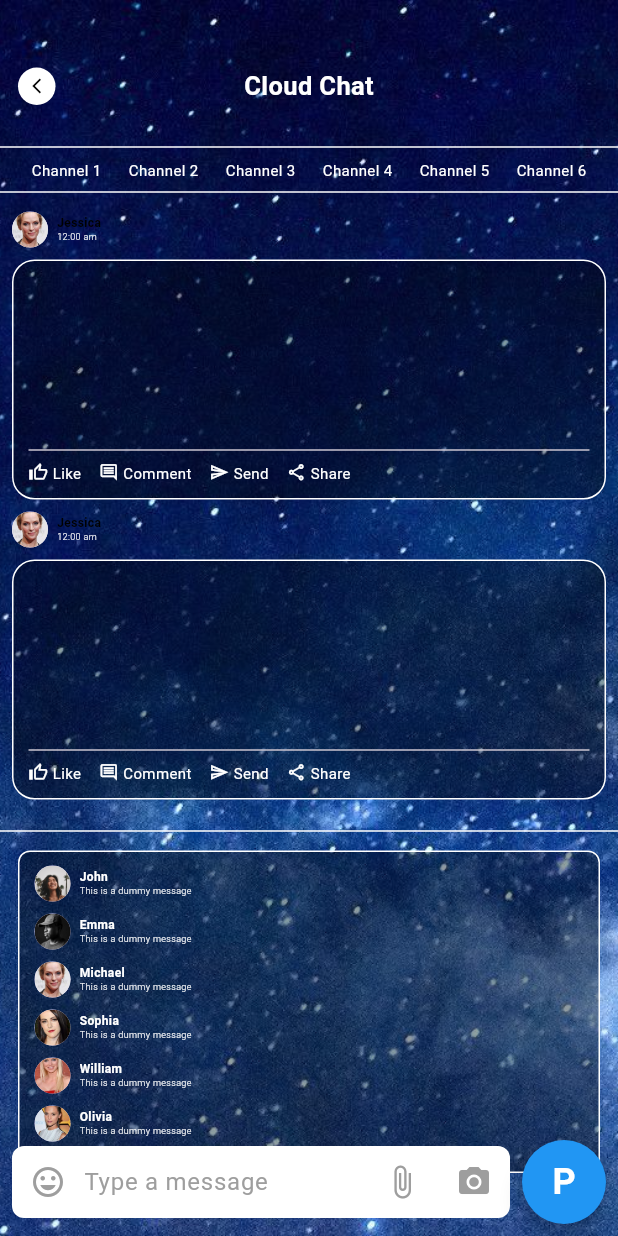
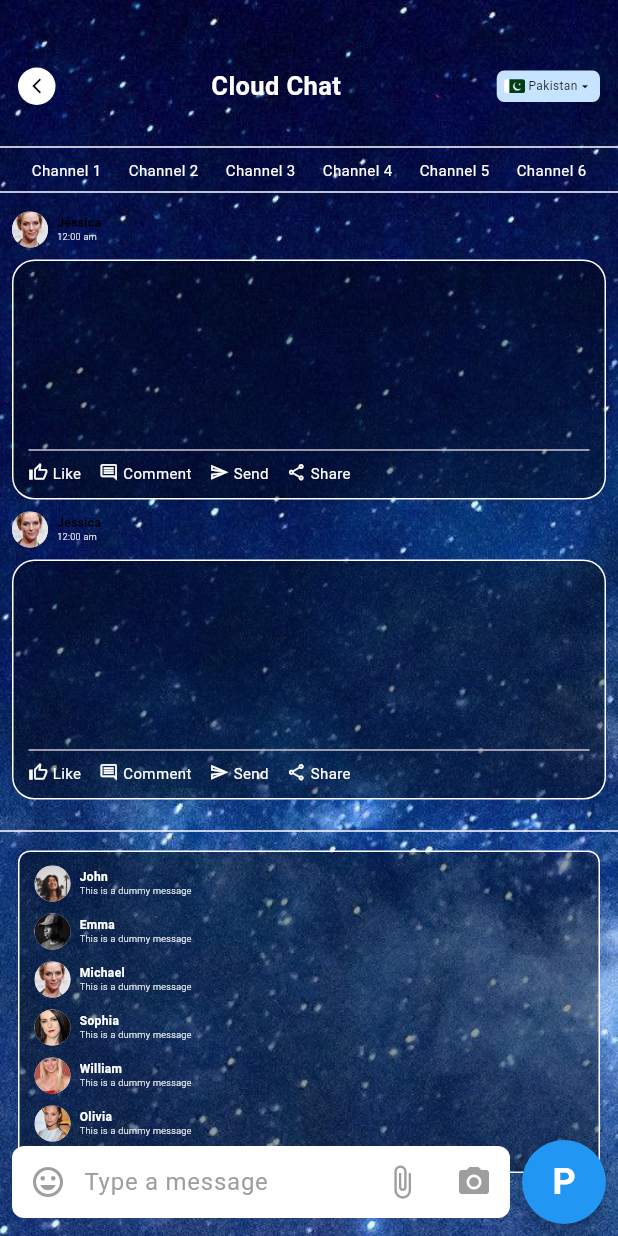
Before and after one commit to AmmaraAkbar123/Mirror-App, a Flutter app: the CloudChatScreen screen opened by its route, on a phone screen of 412 x 824 dp. Run offline on Flutter 3.47's test engine with Material 3 defaults, Android fonts, the light colour scheme and no system bars; our stand-ins replace fl_chart.

Commit message:
added country button

```diff
--- a/lib/view/screen/cloud_chat_screen.dart
+++ b/lib/view/screen/cloud_chat_screen.dart
@@ -46,7 +46,7 @@ class CloudChatScreen extends StatelessWidget {
               Padding(
                 padding: const EdgeInsets.only(top: 45, left: 12, right: 12),
                 child: CustomTitleAppbar(
-                    title: "Cloud Chat", leftIcon: Icons.arrow_back_ios_new),
+                    title: "Cloud Chat", leftIcon: Icons.arrow_back_ios_new, isMessage: true,),
               ),
               const SizedBox(height: 20),
               Expanded(
--- a/lib/view/screen/widgets/custom_title_appbar.dart
+++ b/lib/view/screen/widgets/custom_title_appbar.dart
@@ -67,7 +67,33 @@ class CustomTitleAppbar extends StatelessWidget {
           ),
         ),
         isMessage
-            ? TextButton(onPressed: () {}, child: Text("data"))
+            ? Container(
+              decoration: BoxDecoration(
+                color: Color(0xFFC6E4FF),
+                      borderRadius: BorderRadius.circular(5),
+
+              ),
+                child: Padding(
+                  padding: const EdgeInsets.all(5.0),
+                  child: Row(
+                  children: [
+                    Container(
+                      width: 14,
+                      child: ClipRRect(
+                        borderRadius: BorderRadius.circular(2),
+                        child: Image(
+                          fit: BoxFit.cover,
+                          image: AssetImage('assets/images/flag.png'),
+                        ),
+                      ),
+                    ),
+                                SizedBox(width: 2,),
+                    Text("Pakistan", style: TextStyle(fontSize: 8),),
+                    Icon(Icons.arrow_drop_down,
+                                color: Colors.black, size: 10,),
+                  ],
+                                ),
+                ))
             : rightIcon != null
                 ? IconButton(
                     padding: EdgeInsets.zero,
```
Also changed, not shown: assets/images/flag.png (added).
